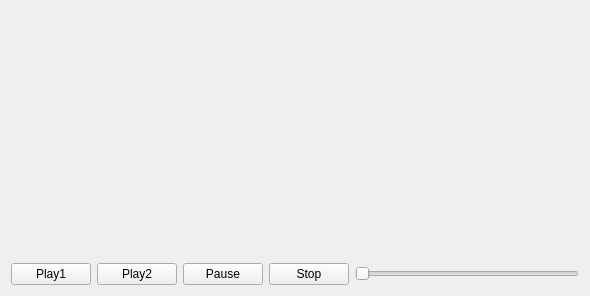
The window that MyQtPlayer/MyQtPlayer/controlbtn.ui (PubFork/ffPalyer) describes before a commit, drawn with Qt 5.
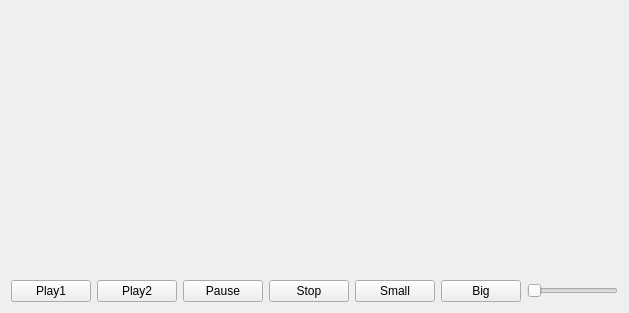
The same window after the commit.

```diff
--- a/MyQtPlayer/MyQtPlayer/controlbtn.ui
+++ b/MyQtPlayer/MyQtPlayer/controlbtn.ui
@@ -6,8 +6,8 @@
    <rect>
     <x>0</x>
     <y>0</y>
-    <width>590</width>
-    <height>296</height>
+    <width>629</width>
+    <height>313</height>
    </rect>
   </property>
   <property name="windowTitle">
@@ -54,6 +54,20 @@
        </property>
       </widget>
      </item>
+     <item>
+      <widget class="QPushButton" name="btnSmall">
+       <property name="text">
+        <string>Small</string>
+       </property>
+      </widget>
+     </item>
+     <item>
+      <widget class="QPushButton" name="btnBig">
+       <property name="text">
+        <string>Big</string>
+       </property>
+      </widget>
+     </item>
      <item>
       <widget class="QSlider" name="ctlSlider">
        <property name="maximum">
```
